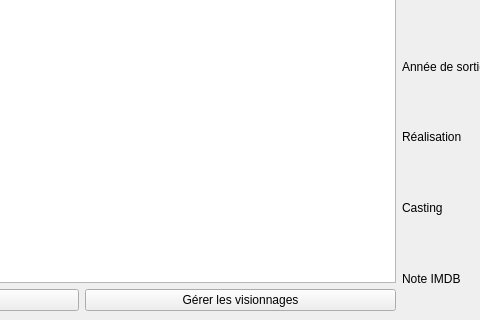
First picture: the form in MainWindow.ui, repository AmbreM71/MovieManager, before the edit; both pictures show x 241 to 721 and y 400 to 720 of the 1280 by 720 pixel window.
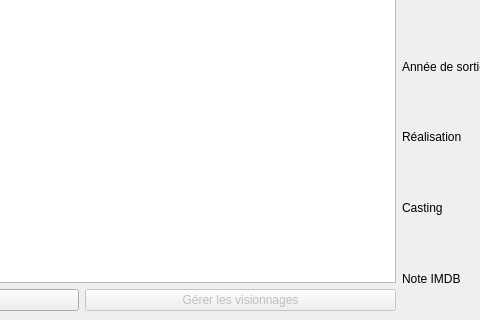
Second picture: the form after the edit.

Commit message: disable edit views by default

What changed in the file:
```diff
--- a/MainWindow.ui
+++ b/MainWindow.ui
@@ -70,9 +70,15 @@
           </item>
           <item>
            <widget class="QPushButton" name="ManageMovieViewsButton">
+            <property name="enabled">
+             <bool>false</bool>
+            </property>
             <property name="text">
              <string>Gérer les visionnages</string>
             </property>
+            <property name="checkable">
+             <bool>false</bool>
+            </property>
            </widget>
           </item>
          </layout>
```
